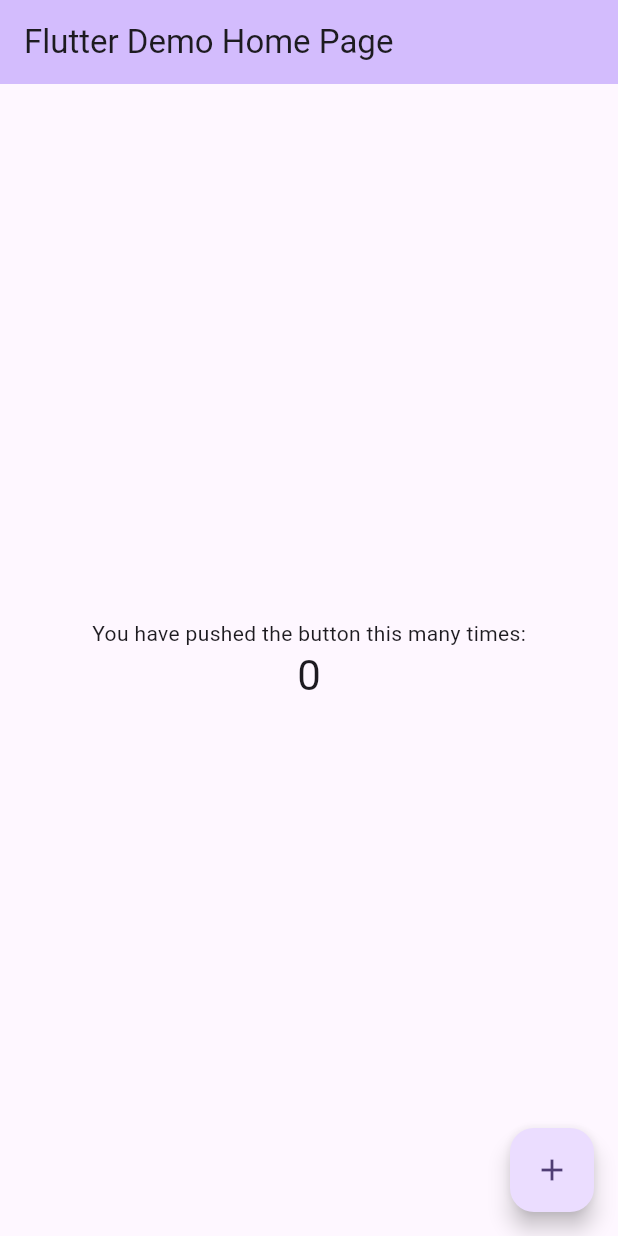
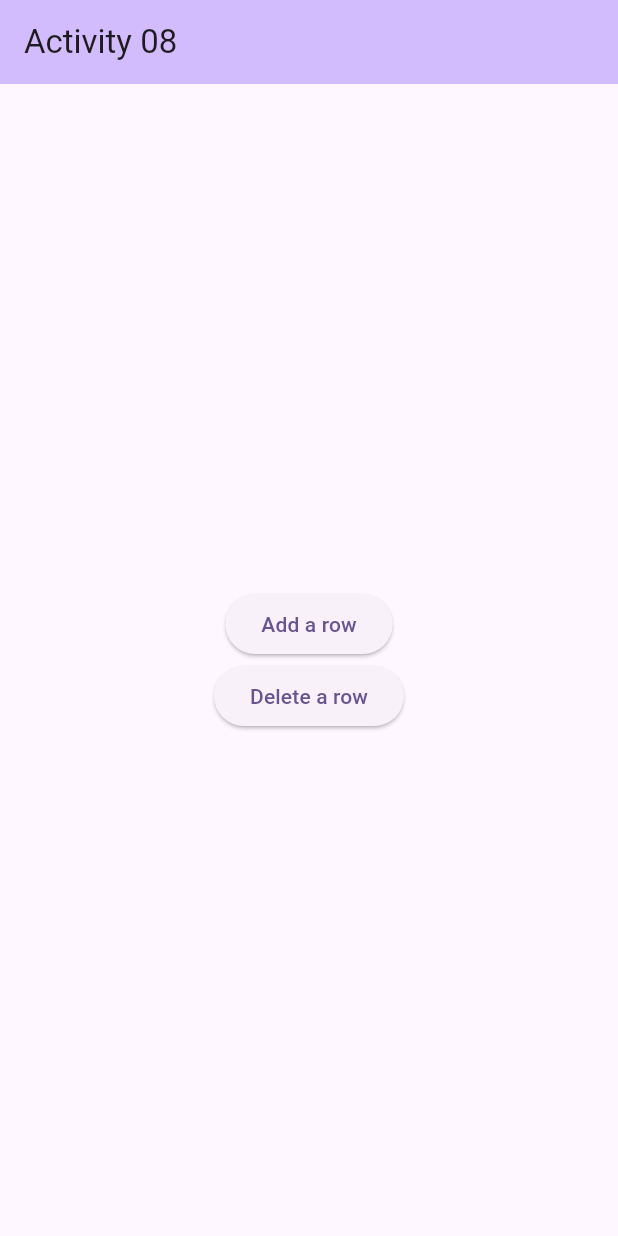
Before and after one commit to mnewby4/activity08, a Flutter app: the screen it shows after launch, on a phone screen of 412 x 824 dp. Run offline on Flutter 3.47's test engine with Material 3 defaults, Android fonts, the light colour scheme and no system bars; our stand-ins replace sqflite; accounts and stored records are empty.

Commit message:
Able to delete+add rows

```diff
--- a/lib/main.dart
+++ b/lib/main.dart
@@ -1,6 +1,9 @@
 import 'package:flutter/material.dart';
+import 'helper.dart';
+DatabaseHelper myHelper = DatabaseHelper();
 
-void main() {
+Future<void> main() async {
+  await myHelper.init();
   runApp(const MyApp());
 }
 
@@ -15,14 +18,13 @@
         colorScheme: ColorScheme.fromSeed(seedColor: Colors.deepPurple),
         useMaterial3: true,
       ),
-      home: const MyHomePage(title: 'Flutter Demo Home Page'),
+      home: const MyHomePage(title: 'Activity 08'),
     );
   }
 }
 
 class MyHomePage extends StatefulWidget {
   const MyHomePage({super.key, required this.title});
-
   final String title;
 
   @override
@@ -30,71 +32,61 @@
 }
 
 class _MyHomePageState extends State<MyHomePage> {
-  int _counter = 0;
+  @override
+  void initState() {
+    super.initState();
+  }
 
-  void _incrementCounter() {
-    setState(() {
-      // This call to setState tells the Flutter framework that something has
-      // changed in this State, which causes it to rerun the build method below
-      // so that the display can reflect the updated values. If we changed
-      // _counter without calling setState(), then the build method would not be
-      // called again, and so nothing would appear to happen.
-      _counter++;
-    });
+  void _insert() async {
+    Map<String, dynamic> myRow = {
+      DatabaseHelper.columnName: 'TESTNAME',
+      DatabaseHelper.columnAge: 21
+    };
+
+    myHelper.insert(myRow);
+    print('Insert successful!');
+    print(await _display());
+  }
+
+  void _delete() async {
+    myHelper.delete(14);
+    List<Map<String, dynamic>> result = await myHelper.queryAllRows();
+    print(await _display());
+    /*int _rowCount = await myHelper.queryRowCount();
+    print(_rowCount);*/
+  }
+
+  Future<List<Map<String, dynamic>>> _display() async {
+    return await myHelper.queryAllRows();
   }
 
   @override
   Widget build(BuildContext context) {
-    // This method is rerun every time setState is called, for instance as done
-    // by the _incrementCounter method above.
-    //
-    // The Flutter framework has been optimized to make rerunning build methods
-    // fast, so that you can just rebuild anything that needs updating rather
-    // than having to individually change instances of widgets.
     return Scaffold(
       appBar: AppBar(
-        // TRY THIS: Try changing the color here to a specific color (to
-        // Colors.amber, perhaps?) and trigger a hot reload to see the AppBar
-        // change color while the other colors stay the same.
         backgroundColor: Theme.of(context).colorScheme.inversePrimary,
-        // Here we take the value from the MyHomePage object that was created by
-        // the App.build method, and use it to set our appbar title.
         title: Text(widget.title),
       ),
       body: Center(
-        // Center is a layout widget. It takes a single child and positions it
-        // in the middle of the parent.
         child: Column(
-          // Column is also a layout widget. It takes a list of children and
-          // arranges them vertically. By default, it sizes itself to fit its
-          // children horizontally, and tries to be as tall as its parent.
-          //
-          // Column has various properties to control how it sizes itself and
-          // how it positions its children. Here we use mainAxisAlignment to
-          // center the children vertically; the main axis here is the vertical
-          // axis because Columns are vertical (the cross axis would be
-          // horizontal).
-          //
-          // TRY THIS: Invoke "debug painting" (choose the "Toggle Debug Paint"
-          // action in the IDE, or press "p" in the console), to see the
-          // wireframe for each widget.
           mainAxisAlignment: MainAxisAlignment.center,
           children: <Widget>[
-            const Text(
-              'You have pushed the button this many times:',
+            ElevatedButton(
+              onPressed: _insert,
+              child: Text('Add a row'),
             ),
-            Text(
-              '$_counter',
-              style: Theme.of(context).textTheme.headlineMedium,
+            ElevatedButton(
+              onPressed: _delete,
+              child: Text('Delete a row'),
             ),
           ],
         ),
       ),
-      floatingActionButton: FloatingActionButton(
+      /*floatingActionButton: FloatingActionButton(
         onPressed: _incrementCounter,
         tooltip: 'Increment',
         child: const Icon(Icons.add),
-      ), // This trailing comma makes auto-formatting nicer for build methods.
+      ),*/ // This trailing comma makes auto-formatting nicer for build methods.
     );
   }
 }
--- a/pubspec.yaml
+++ b/pubspec.yaml
@@ -30,12 +30,13 @@ environment:
 dependencies:
   flutter:
     sdk: flutter
-  sqflite: ^2.0.0+3
-  path_provider: ^2.0.0
 
   # The following adds the Cupertino Icons font to your application.
   # Use with the CupertinoIcons class for iOS style icons.
   cupertino_icons: ^1.0.8
+  sqflite: ^2.4.1
+  path_provider: ^2.1.5
+  path: ^1.9.0
 
 dev_dependencies:
   flutter_test:
```
Also changed, not shown: pubspec.lock, 3 other files.
